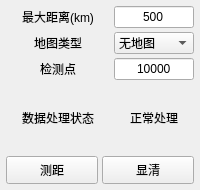
Old version of the form PolarDisp/ppivisualsettings.ui in the repository DanielWuxiaoxiao/DispCtrl.
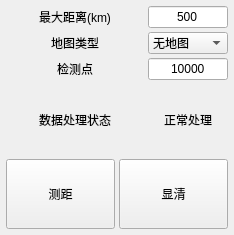
New version of the form. Icons and pictures are not drawn. Custom widgets are drawn as their Qt base class.

Diff of the .ui file:
```diff
--- a/PolarDisp/ppivisualsettings.ui
+++ b/PolarDisp/ppivisualsettings.ui
@@ -6,8 +6,8 @@
    <rect>
     <x>0</x>
     <y>0</y>
-    <width>200</width>
-    <height>190</height>
+    <width>234</width>
+    <height>235</height>
    </rect>
   </property>
   <property name="windowTitle">
@@ -240,7 +240,7 @@
      <item>
       <widget class="QPushButton" name="measureBtn">
        <property name="sizePolicy">
-        <sizepolicy hsizetype="Expanding" vsizetype="Fixed">
+        <sizepolicy hsizetype="Expanding" vsizetype="Preferred">
          <horstretch>1</horstretch>
          <verstretch>0</verstretch>
         </sizepolicy>
@@ -269,7 +269,7 @@
      <item>
       <widget class="QPushButton" name="clearDisplayBtn">
        <property name="sizePolicy">
-        <sizepolicy hsizetype="Expanding" vsizetype="Fixed">
+        <sizepolicy hsizetype="Expanding" vsizetype="Preferred">
          <horstretch>1</horstretch>
          <verstretch>0</verstretch>
         </sizepolicy>
```
